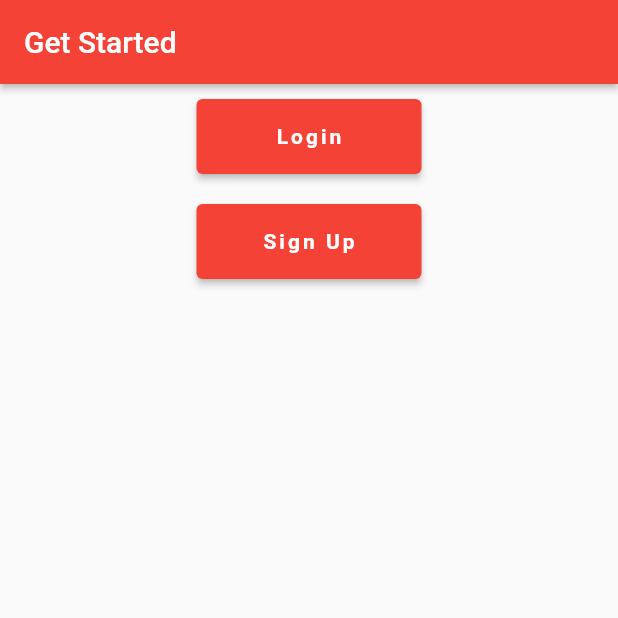
After one commit to Huzaifa201017/Navigo, a Flutter app: the screen it shows after launch, on a phone screen of 412 x 824 dp, the top half of it. The commit adds this screen. Run offline on Flutter 3.47's test engine with Material 2 defaults, Android fonts, the phone set to English and light mode, and no system bars; our stand-ins replace google_maps_flutter.

Commit message:
Arslan's first commit

```diff
--- /dev/null
+++ b/lib/LoginPage.dart
@@ -0,0 +1,12 @@
+import 'package:flutter/material.dart';
+
+class Login extends StatelessWidget {
+  const Login({Key? key}) : super(key: key);
+
+  @override
+  Widget build(BuildContext context) {
+    return const Scaffold(
+      body: Text('At login Page')
+    );
+  }
+}
--- /dev/null
+++ b/lib/StartUpPage.dart
@@ -0,0 +1,49 @@
+import 'package:flutter/material.dart';
+import 'package:flutter/widgets.dart';
+import 'package:navigo/LoginPage.dart';
+import 'package:navigo/SignUpPage.dart';
+
+class StartUpPage extends StatelessWidget {
+  const StartUpPage({super.key});
+
+  @override
+  Widget build(BuildContext context) {
+    return Scaffold(
+      appBar: AppBar(
+        title: const Text('Get Started'),
+        elevation: 2,
+      ),
+      body: Center(
+        child: Column(
+            children:[
+              Container(
+                height: 50,
+                width: 150,
+                margin: const EdgeInsets.all(10),
+                child: ElevatedButton(
+                    onPressed: () {
+                      Navigator.push(context, MaterialPageRoute(builder: (context) => const Login()));
+                    },
+                    child:const Text('Login',
+                      style: TextStyle(fontWeight: FontWeight.bold,letterSpacing: 2),
+                    ),
+                ),
+              ),
+              Container(
+                height: 50,
+                width: 150,
+                margin: const EdgeInsets.all(10),
+                child: ElevatedButton(onPressed: () {
+                  Navigator.push(context, MaterialPageRoute(builder: (context) => const SignUp()));
+                } ,
+                    child: const Text('Sign Up',
+                    style: TextStyle(fontWeight: FontWeight.bold,letterSpacing: 2),
+                    )
+                ),
+              )
+            ],
+          ),
+      )
+      );
+  }
+}
--- a/lib/main.dart
+++ b/lib/main.dart
@@ -1,5 +1,6 @@
 import 'package:flutter/material.dart';
 import 'package:navigo/HomePage.dart' ;
+import 'package:navigo/StartUpPage.dart';
 
 void main() {
   runApp(const FlutterApp());
@@ -13,7 +14,7 @@ class FlutterApp extends StatelessWidget {
     return MaterialApp(
       title: "Flutter Ap",
       theme: ThemeData(primarySwatch: Colors.red),
-      home:  HomePage(),
+      home:  StartUpPage(),
     );
   }
 }
```
Also changed, not shown: lib/HomePage.dart (+4 -11 lines), lib/SignUpPage.dart (added, +12 -0 lines), 1 other file.
